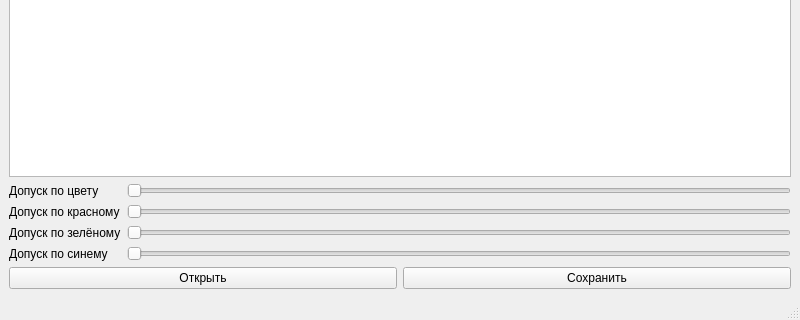
Dramcryx/background-eraser, file mainwindow.ui: the form before one commit; both pictures show x 0 to 800 and y 280 to 600 of the 800 by 600 pixel window.
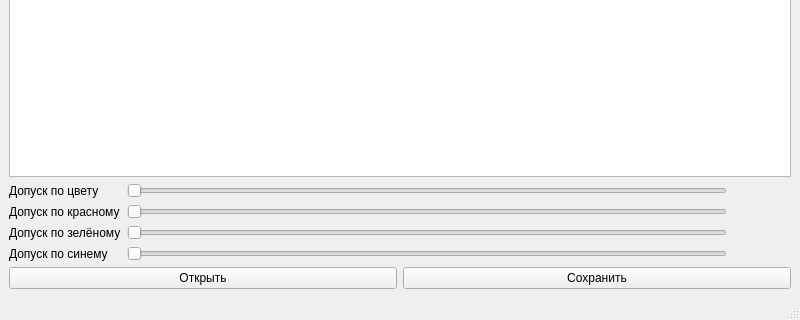
The form after the commit.

```diff
--- a/mainwindow.ui
+++ b/mainwindow.ui
@@ -34,6 +34,9 @@
     </item>
     <item row="1" column="0" colspan="2">
      <layout class="QFormLayout" name="formLayout">
+      <property name="sizeConstraint">
+       <enum>QLayout::SetMaximumSize</enum>
+      </property>
       <item row="0" column="0">
        <widget class="QLabel" name="label">
         <property name="text">
@@ -43,6 +46,18 @@
       </item>
       <item row="0" column="1">
        <widget class="QSlider" name="commonTolerance">
+        <property name="minimumSize">
+         <size>
+          <width>600</width>
+          <height>0</height>
+         </size>
+        </property>
+        <property name="maximumSize">
+         <size>
+          <width>600</width>
+          <height>16777215</height>
+         </size>
+        </property>
         <property name="maximum">
          <number>255</number>
         </property>
@@ -74,6 +89,18 @@
       </item>
       <item row="1" column="1">
        <widget class="QSlider" name="redTolerance">
+        <property name="minimumSize">
+         <size>
+          <width>600</width>
+          <height>0</height>
+         </size>
+        </property>
+        <property name="maximumSize">
+         <size>
+          <width>600</width>
+          <height>16777215</height>
+         </size>
+        </property>
         <property name="orientation">
          <enum>Qt::Horizontal</enum>
         </property>
@@ -81,6 +108,18 @@
       </item>
       <item row="2" column="1">
        <widget class="QSlider" name="greenTolerance">
+        <property name="minimumSize">
+         <size>
+          <width>600</width>
+          <height>0</height>
+         </size>
+        </property>
+        <property name="maximumSize">
+         <size>
+          <width>600</width>
+          <height>16777215</height>
+         </size>
+        </property>
         <property name="orientation">
          <enum>Qt::Horizontal</enum>
         </property>
@@ -88,6 +127,18 @@
       </item>
       <item row="3" column="1">
        <widget class="QSlider" name="blueTolerance">
+        <property name="minimumSize">
+         <size>
+          <width>600</width>
+          <height>0</height>
+         </size>
+        </property>
+        <property name="maximumSize">
+         <size>
+          <width>600</width>
+          <height>16777215</height>
+         </size>
+        </property>
         <property name="orientation">
          <enum>Qt::Horizontal</enum>
         </property>
```
